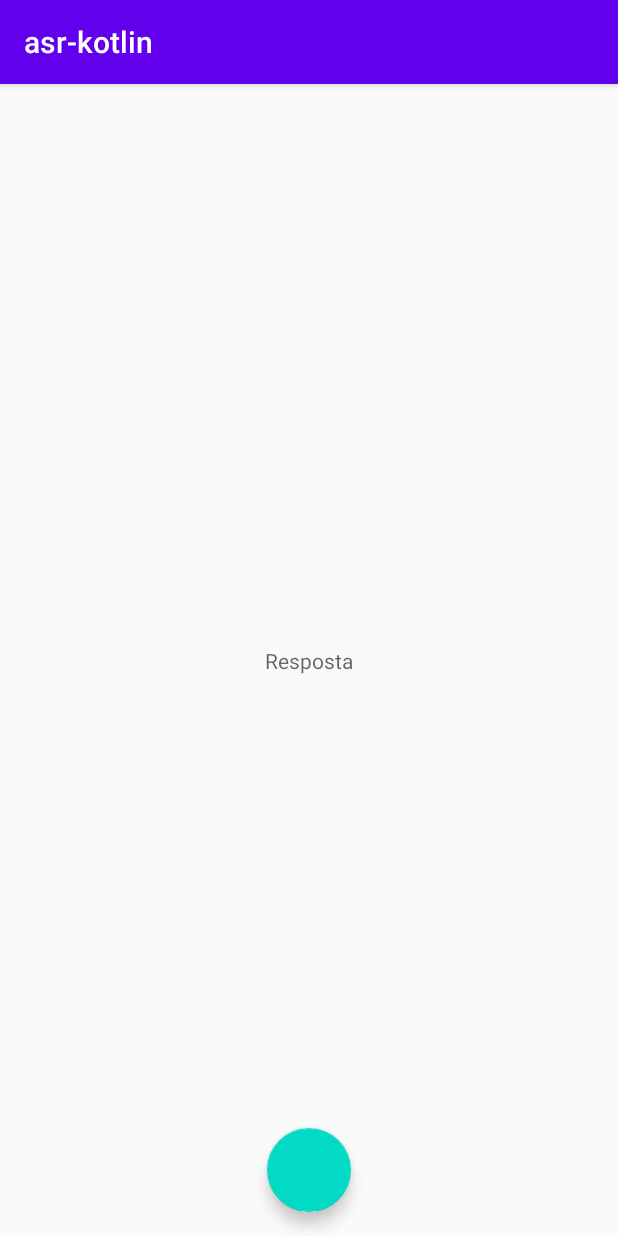
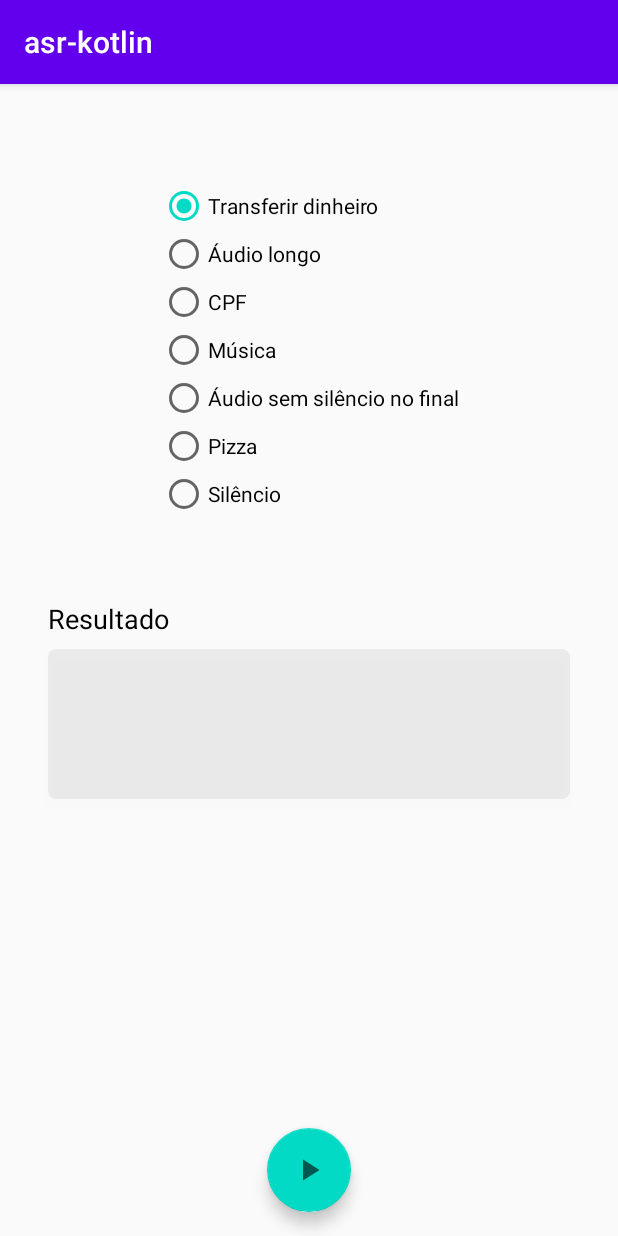
Before and after one commit to felipebiaggi/asr_kotlin, an Android app: the screen it shows after launch (MainActivity), on a phone screen of 412 x 824 dp. Run offline under Robolectric (Android 15) with nearby library versions, the phone set to English and light mode, and no system bars.

Commit message:
Mudança geral na activiy de audio. Refatoração da interface WebSocketListener. Adição de metodo de callback. Modelagem da classe de resposta.

```diff
--- a/app/src/main/java/br/com/cpqd/asr/asr_kotlin/SpeechRecognizer.kt
+++ b/app/src/main/java/br/com/cpqd/asr/asr_kotlin/SpeechRecognizer.kt
@@ -74,7 +74,7 @@ class SpeechRecognizer {
             return SpeechRecognizerImpl(this)
         }
 
-        fun audioSource(audio: FileAudioSource, type: String): Builder {
+        fun audioSource(audio: FileAudioSource?, type: String): Builder {
             this.audio = audio
             this.audioType = type
             return this
--- a/app/src/main/java/br/com/cpqd/asr/asr_kotlin/audio/AudioSource.kt
+++ b/app/src/main/java/br/com/cpqd/asr/asr_kotlin/audio/AudioSource.kt
@@ -4,12 +4,9 @@ import java.io.IOException
 
 interface AudioSource {
 
-    @Throws(IOException::class)
     fun read(byte: ByteArray) : Int
 
-    @Throws(IOException::class)
     fun close()
 
-    @Throws(IOException::class)
     fun finish()
 }
--- /dev/null
+++ b/app/src/main/java/br/com/cpqd/asr/asr_kotlin/model/Alternative.kt
@@ -0,0 +1,3 @@
+package br.com.cpqd.asr.asr_kotlin.model
+
+data class Alternative (val text: String, val words: List<Word>, val score: Int, val lm: String)
--- /dev/null
+++ b/app/src/main/java/br/com/cpqd/asr/asr_kotlin/model/RecognitionResult.kt
@@ -0,0 +1,3 @@
+package br.com.cpqd.asr.asr_kotlin.model
+
+data class RecognitionResult (val alternatives : List<Alternative>, val segmentIndex: Int, val lastSegment: Boolean, val finalResult: Boolean, val startTime: Double, val endTime: Double, val resultStatus: String)
--- /dev/null
+++ b/app/src/main/java/br/com/cpqd/asr/asr_kotlin/model/Word.kt
@@ -0,0 +1,3 @@
+package br.com.cpqd.asr.asr_kotlin.model
+
+data class Word(val text: String, val score: Int, val startTime: Double, val endTime: Double)
--- /dev/null
+++ b/app/src/main/res/drawable/ic_baseline_play_arrow_24.xml
@@ -0,0 +1,10 @@
+<vector xmlns:android="http://schemas.android.com/apk/res/android"
+    android:width="24dp"
+    android:height="24dp"
+    android:viewportWidth="24"
+    android:viewportHeight="24"
+    android:tint="?attr/colorControlNormal">
+  <path
+      android:fillColor="@android:color/white"
+      android:pathData="M8,5v14l11,-7z"/>
+</vector>
--- /dev/null
+++ b/app/src/main/res/drawable/rect.xml
@@ -0,0 +1,5 @@
+<shape xmlns:android="http://schemas.android.com/apk/res/android"
+    android:shape="rectangle">
+    <solid android:color="#0F000000" />
+    <corners android:radius="5dp" />
+</shape>
--- a/app/src/main/res/layout/activity_main.xml
+++ b/app/src/main/res/layout/activity_main.xml
@@ -7,18 +7,125 @@
     tools:context=".MainActivity">
 
 
-    <TextView
-        android:id="@+id/resposta"
+    <androidx.core.widget.ContentLoadingProgressBar
+        android:id="@+id/progress"
         android:layout_width="wrap_content"
         android:layout_height="wrap_content"
-        android:hint="Resposta"
+        app:layout_constraintBottom_toBottomOf="@+id/response"
+        app:layout_constraintEnd_toEndOf="parent"
+        app:layout_constraintStart_toStartOf="parent"
+        app:layout_constraintTop_toTopOf="@+id/response"
+        android:visibility="gone"
+        style="?android:attr/progressBarStyle"
+        />
+
+
+    <TextView
+        android:layout_width="wrap_content"
+        android:layout_height="wrap_content"
+        android:layout_marginStart="32dp"
+        android:layout_marginLeft="32dp"
+        android:layout_marginBottom="8dp"
+        android:text="Resultado"
+        android:textColor="#000000"
+        android:textSize="18dp"
+        app:layout_constraintBottom_toTopOf="@+id/response"
+        app:layout_constraintStart_toStartOf="parent" />
+
+
+    <TextView
+        android:id="@+id/response"
+        android:layout_width="match_parent"
+        android:layout_height="100dp"
+        android:layout_marginStart="32dp"
+        android:layout_marginLeft="32dp"
+        android:layout_marginEnd="32dp"
+        android:layout_marginRight="32dp"
+        android:background="@drawable/rect"
+        android:elevation="5dp"
         app:layout_constraintBottom_toBottomOf="parent"
         app:layout_constraintEnd_toEndOf="parent"
         app:layout_constraintStart_toStartOf="parent"
-        app:layout_constraintTop_toTopOf="parent" />
+        app:layout_constraintTop_toBottomOf="@+id/radioGroup"
+        app:layout_constraintVertical_bias="0.23000002"
+
+        />
+
+
+    <RadioGroup
+        android:id="@+id/radioGroup"
+        android:layout_width="wrap_content"
+        android:layout_height="wrap_content"
+        app:layout_constraintBottom_toBottomOf="parent"
+        app:layout_constraintEnd_toEndOf="parent"
+        app:layout_constraintStart_toStartOf="parent"
+        app:layout_constraintTop_toTopOf="parent"
+        app:layout_constraintVertical_bias="0.120000005">
+
+        <RadioButton
+            android:id="@+id/transfer"
+            android:layout_width="wrap_content"
+            android:layout_height="wrap_content"
+            android:text="Transferir dinheiro"
+            android:onClick="onRadioButtonClicked"
+            android:checked="true"
+            />
+
+        <RadioButton
+            android:id="@+id/bigAudio"
+            android:layout_width="wrap_content"
+            android:layout_height="wrap_content"
+            android:text="Áudio longo"
+            android:onClick="onRadioButtonClicked"
+            />
+
+        <RadioButton
+            android:id="@+id/cpf"
+            android:layout_width="wrap_content"
+            android:layout_height="wrap_content"
+            android:text="CPF"
+            android:onClick="onRadioButtonClicked"
+            />
+
+
+        <RadioButton
+            android:id="@+id/music"
+            android:layout_width="wrap_content"
+            android:layout_height="wrap_content"
+            android:text="Música"
+            android:onClick="onRadioButtonClicked"
+            />
+
+        <RadioButton
+            android:id="@+id/noEndSilence"
+            android:layout_width="wrap_content"
+            android:layout_height="wrap_content"
+            android:text="Áudio sem silêncio no final"
+            android:onClick="onRadioButtonClicked"
+            />
+
+        <RadioButton
+            android:id="@+id/pizza"
+            android:layout_width="wrap_content"
+            android:layout_height="wrap_content"
+            android:text="Pizza"
+            android:onClick="onRadioButtonClicked"
+            />
+
+
+        <RadioButton
+            android:id="@+id/silence"
+            android:layout_width="wrap_content"
+            android:layout_height="wrap_content"
+            android:text="Silêncio"
+            android:onClick="onRadioButtonClicked"
+            />
+
+    </RadioGroup>
+
 
     <com.google.android.material.floatingactionbutton.FloatingActionButton
-        android:id="@+id/fab"
+        android:id="@+id/play"
         android:layout_width="wrap_content"
         android:layout_height="wrap_content"
         android:layout_gravity="bottom|end"
@@ -27,6 +134,7 @@
         app:layout_constraintBottom_toBottomOf="parent"
         app:layout_constraintEnd_toEndOf="parent"
         app:layout_constraintStart_toStartOf="parent"
+        android:src="@drawable/ic_baseline_play_arrow_24"
         />
 
 
```
Also changed, not shown: app/build.gradle (+7 -4 lines), app/src/main/AndroidManifest.xml (+3 -4 lines), app/src/main/java/br/com/cpqd/asr/asr_kotlin/MainActivity.kt (+71 -10 lines), app/src/main/java/br/com/cpqd/asr/asr_kotlin/SpeechRecognizerImpl.kt (+38 -115 lines), app/src/main/java/br/com/cpqd/asr/asr_kotlin/SpeechRecognizerInterface.kt (added, +9 -0 lines), app/src/main/java/br/com/cpqd/asr/asr_kotlin/WebSocketListenerAsr.kt (added, +148 -0 lines), app/src/main/java/br/com/cpqd/asr/asr_kotlin/model/AsrMessage.kt (+7 -1 lines), app/src/main/java/br/com/cpqd/asr/asr_kotlin/model/UserAgent.kt (added, +40 -0 lines), 3 other files.
